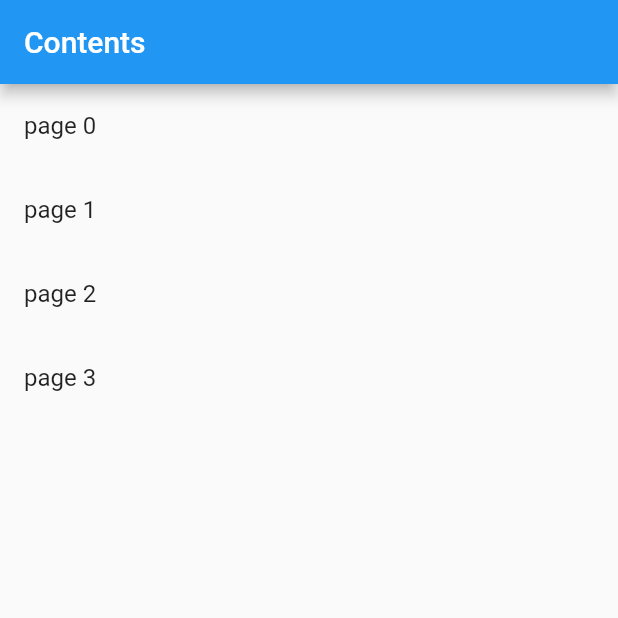
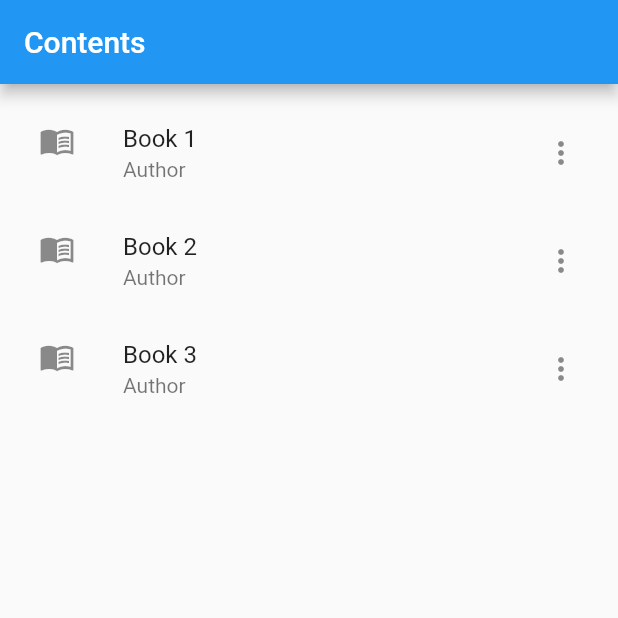
Before and after one commit to radoslavpetrani/flutter_library, a Flutter app: the screen it shows after launch, on a phone screen of 412 x 824 dp, the top half of it. Run offline on Flutter 3.47's test engine with Material 2 defaults, Android fonts, the phone set to English and light mode, and no system bars.

Commit message:
Book selection

```diff
--- a/flutter_library/lib/Page.dart
+++ b/flutter_library/lib/Page.dart
@@ -55,8 +55,7 @@ class BookPage extends StatelessWidget {
                             if (pageNum! == 0) {
                               Navigator.pop(context);
                             } else {
-                              Navigator.pop(context);
-                              Navigator.push(
+                              Navigator.pushReplacement(
                                   context,
                                   MaterialPageRoute(
                                       builder: (context) => BookPage(
@@ -74,8 +73,7 @@ class BookPage extends StatelessWidget {
                           child: const Text('next page'),
                           onPressed: () {
                             if (pageNum! < pages - 1) {
-                              Navigator.pop(context);
-                              Navigator.push(
+                              Navigator.pushReplacement(
                                   context,
                                   MaterialPageRoute(
                                       builder: (context) => BookPage(
--- a/flutter_library/lib/main.dart
+++ b/flutter_library/lib/main.dart
@@ -1,5 +1,5 @@
 import 'package:flutter/material.dart';
-import 'package:flutter_library/Page.dart';
+import 'package:flutter_library/book.dart';
 
 void main() {
   runApp(const MyApp());
@@ -15,15 +15,16 @@ class MyApp extends StatelessWidget {
       theme: ThemeData(
         primarySwatch: Colors.blue,
       ),
-      home: const MyHomePage(title: 'Contents'),
+      home: MyHomePage(title: 'Contents'),
     );
   }
 }
 
 class MyHomePage extends StatelessWidget {
-  const MyHomePage({super.key, required this.title});
+  MyHomePage({super.key, required this.title});
   final String title;
-  final int pages = 4;
+  final List<String> bookNames = ["Book 1", "Book 2", "Book 3"];
+  final List<String> authors = ["Author", "Author", "Author"];
   @override
   Widget build(BuildContext context) {
     return Scaffold(
@@ -35,27 +36,32 @@ class MyHomePage extends StatelessWidget {
           children: [
             Flexible(
               flex: 1,
-              child: _buildPageList(),
+              child: _buildBookList(),
             )
           ],
         ));
   }
 
-  Widget _buildPageList() {
+  Widget _buildBookList() {
     return ListView.builder(
-        itemCount: pages,
+        padding: const EdgeInsets.all(10),
+        itemCount: bookNames.length,
         itemBuilder: (context, index) {
-          return ListTile(
-            title: Text("page $index"),
+          return Center(
+            child: ListTile(
+              leading: const Icon(Icons.menu_book),
+              title: Text(bookNames.elementAt(index)),
+              subtitle: Text(authors.elementAt(index)),
+              trailing: const Icon(Icons.more_vert),
               onTap: () {
                 Navigator.push(
                     context,
                     MaterialPageRoute(
-                      builder: (context) => BookPage(
-                            pageNum: index,
-                            pages: pages,
+                        builder: (context) => Book(
+                              title: bookNames.elementAt(index),
                             )));
               },
+            ),
           );
         });
   }
```
Also changed, not shown: flutter_library/lib/book.dart (added, +43 -0 lines). Lines whose indentation alone changed are shown as unchanged.
